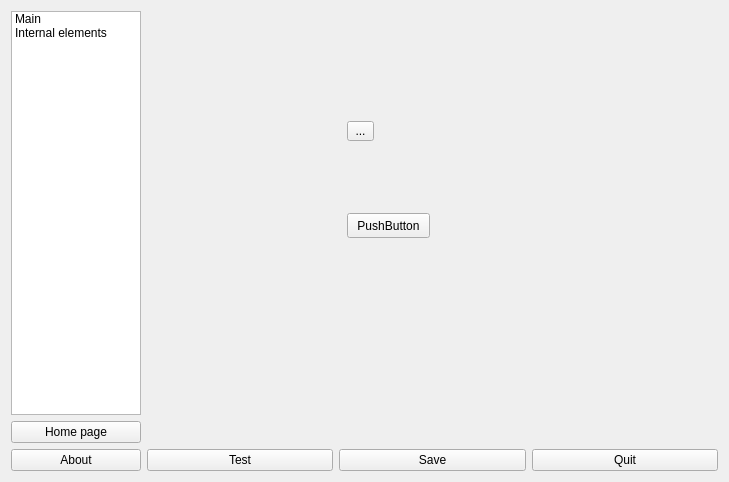
Above: src/main/maindialog.ui from axsapronov/QStyleMaker before the change. Below: the same form after it.
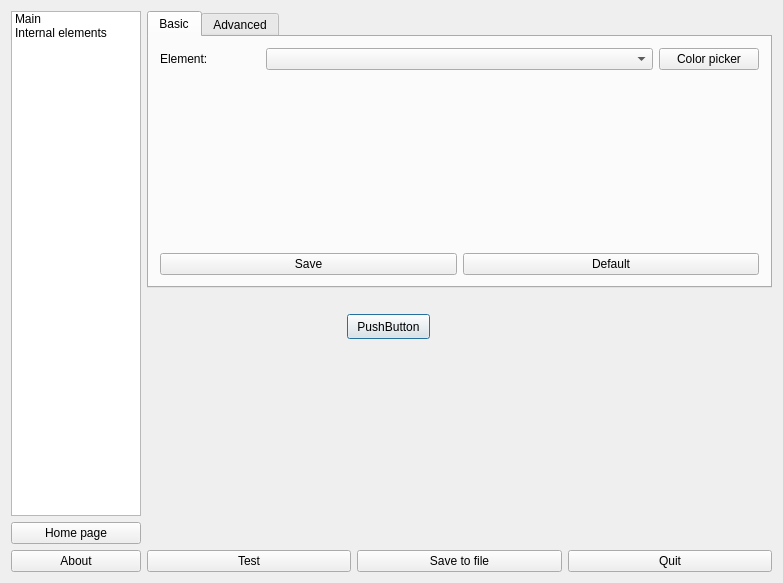
That is the form after the change.

```diff
--- a/src/main/maindialog.ui
+++ b/src/main/maindialog.ui
@@ -6,8 +6,8 @@
    <rect>
     <x>0</x>
     <y>0</y>
-    <width>729</width>
-    <height>482</height>
+    <width>783</width>
+    <height>583</height>
    </rect>
   </property>
   <property name="windowTitle">
@@ -34,43 +34,6 @@
      </item>
     </widget>
    </item>
-   <item row="0" column="1">
-    <widget class="QStackedWidget" name="stackedWidget">
-     <property name="currentIndex">
-      <number>1</number>
-     </property>
-     <widget class="QWidget" name="page">
-      <widget class="QPushButton" name="pushButton_5">
-       <property name="geometry">
-        <rect>
-         <x>190</x>
-         <y>110</y>
-         <width>83</width>
-         <height>25</height>
-        </rect>
-       </property>
-       <property name="text">
-        <string>PushButton</string>
-       </property>
-      </widget>
-     </widget>
-     <widget class="QWidget" name="page_2">
-      <widget class="QToolButton" name="toolButton">
-       <property name="geometry">
-        <rect>
-         <x>200</x>
-         <y>110</y>
-         <width>27</width>
-         <height>20</height>
-        </rect>
-       </property>
-       <property name="text">
-        <string>...</string>
-       </property>
-      </widget>
-     </widget>
-    </widget>
-   </item>
    <item row="1" column="1" rowspan="2">
     <widget class="QWidget" name="widgetView" native="true">
      <property name="minimumSize">
@@ -120,7 +83,7 @@
      <item>
       <widget class="QPushButton" name="pBSave">
        <property name="text">
-        <string>Save</string>
+        <string>Save to file</string>
        </property>
       </widget>
      </item>
@@ -133,6 +96,108 @@
      </item>
     </layout>
    </item>
+   <item row="0" column="1">
+    <widget class="QTabWidget" name="tabs">
+     <property name="currentIndex">
+      <number>0</number>
+     </property>
+     <widget class="QWidget" name="tabBasic">
+      <attribute name="title">
+       <string>Basic</string>
+      </attribute>
+      <layout class="QGridLayout" name="gridLayout_3">
+       <item row="0" column="0">
+        <layout class="QHBoxLayout" name="horizontalLayout_3">
+         <item>
+          <widget class="QLabel" name="label">
+           <property name="maximumSize">
+            <size>
+             <width>100</width>
+             <height>16777215</height>
+            </size>
+           </property>
+           <property name="text">
+            <string>Element:</string>
+           </property>
+          </widget>
+         </item>
+         <item>
+          <widget class="QComboBox" name="comBElements"/>
+         </item>
+         <item>
+          <widget class="QPushButton" name="pBBasicColorPicker">
+           <property name="maximumSize">
+            <size>
+             <width>100</width>
+             <height>16777215</height>
+            </size>
+           </property>
+           <property name="text">
+            <string>Color picker</string>
+           </property>
+          </widget>
+         </item>
+        </layout>
+       </item>
+       <item row="1" column="0">
+        <spacer name="verticalSpacer">
+         <property name="orientation">
+          <enum>Qt::Vertical</enum>
+         </property>
+         <property name="sizeHint" stdset="0">
+          <size>
+           <width>20</width>
+           <height>165</height>
+          </size>
+         </property>
+        </spacer>
+       </item>
+       <item row="2" column="0">
+        <layout class="QHBoxLayout" name="horizontalLayout_2">
+         <item>
+          <widget class="QPushButton" name="pBBasicSave">
+           <property name="text">
+            <string>Save</string>
+           </property>
+          </widget>
+         </item>
+         <item>
+          <widget class="QPushButton" name="pBBasicDefault">
+           <property name="text">
+            <string>Default</string>
+           </property>
+          </widget>
+         </item>
+        </layout>
+       </item>
+      </layout>
+     </widget>
+     <widget class="QWidget" name="tabAdvanced">
+      <attribute name="title">
+       <string>Advanced</string>
+      </attribute>
+      <layout class="QGridLayout" name="gridLayout_2">
+       <item row="1" column="0">
+        <widget class="QPushButton" name="pBAdvancedSave">
+         <property name="text">
+          <string>Save</string>
+         </property>
+        </widget>
+       </item>
+       <item row="1" column="1">
+        <widget class="QPushButton" name="pBAdvancedDefault">
+         <property name="text">
+          <string>Default</string>
+         </property>
+        </widget>
+       </item>
+       <item row="0" column="0" colspan="2">
+        <widget class="QTextEdit" name="textEdit"/>
+       </item>
+      </layout>
+     </widget>
+    </widget>
+   </item>
   </layout>
  </widget>
  <layoutdefault spacing="6" margin="11"/>
```
